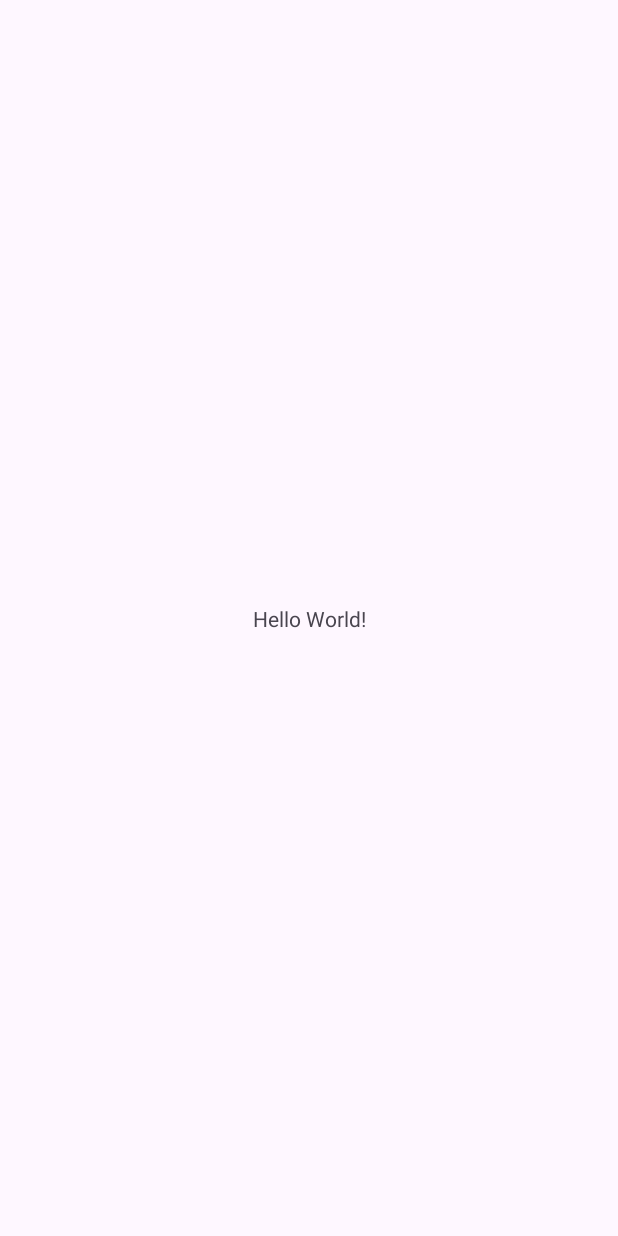
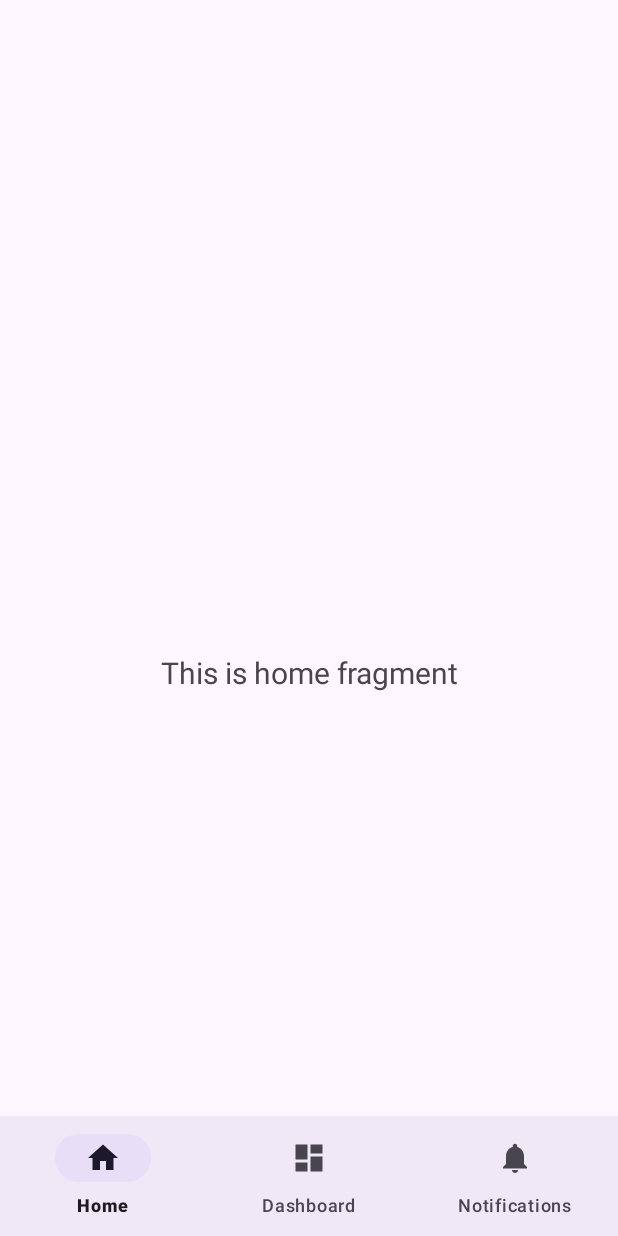
Before and after one commit to vladBobeica/ANDGreenhouse-SEP4, an Android app: the MainActivity screen opened directly, with no data from a screen before it, on a phone screen of 412 x 824 dp. Before the commit the screen is almost empty. Run offline under Robolectric (Android 15) with nearby library versions, the phone set to English and light mode, and no system bars; our stand-ins replace navigation-ui.

Commit message:
Added bottom navigation bar, fragments and view models.

```diff
--- a/app/src/main/java/com/example/greenhouse/MainActivity.java
+++ b/app/src/main/java/com/example/greenhouse/MainActivity.java
@@ -1,14 +1,31 @@
 package com.example.greenhouse;
 
 import androidx.appcompat.app.AppCompatActivity;
+import androidx.navigation.NavController;
+import androidx.navigation.Navigation;
+import androidx.navigation.ui.AppBarConfiguration;
+import androidx.navigation.ui.NavigationUI;
 
 import android.os.Bundle;
 
+import com.example.greenhouse.databinding.ActivityMainBinding;
+import com.google.android.material.bottomnavigation.BottomNavigationView;
+
 public class MainActivity extends AppCompatActivity {
+    private ActivityMainBinding binding;
 
     @Override
     protected void onCreate(Bundle savedInstanceState) {
         super.onCreate(savedInstanceState);
-        setContentView(R.layout.activity_main);
+
+        binding = ActivityMainBinding.inflate(getLayoutInflater());
+        setContentView(binding.getRoot());
+
+        BottomNavigationView navView = findViewById(R.id.nav_view);
+        AppBarConfiguration appBarConfiguration = new AppBarConfiguration.Builder(
+                R.id.navigation_home, R.id.navigation_dashboard, R.id.navigation_notifications)
+                .build();
+        NavController navController = Navigation.findNavController(this, R.id.nav_host_fragment_activity_main);
+        NavigationUI.setupWithNavController(binding.navView, navController);
     }
 }
--- /dev/null
+++ b/app/src/main/java/com/example/greenhouse/ui/home/HomeFragment.java
@@ -0,0 +1,37 @@
+package com.example.greenhouse.ui.home;
+
+import android.os.Bundle;
+import android.view.LayoutInflater;
+import android.view.View;
+import android.view.ViewGroup;
+import android.widget.TextView;
+
+import androidx.annotation.NonNull;
+import androidx.fragment.app.Fragment;
+import androidx.lifecycle.ViewModelProvider;
+
+import com.example.greenhouse.databinding.FragmentHomeBinding;
+
+public class HomeFragment extends Fragment {
+
+    private FragmentHomeBinding binding;
+
+    public View onCreateView(@NonNull LayoutInflater inflater,
+                             ViewGroup container, Bundle savedInstanceState) {
+        HomeViewModel homeViewModel =
+                new ViewModelProvider(this).get(HomeViewModel.class);
+
+        binding = FragmentHomeBinding.inflate(inflater, container, false);
+        View root = binding.getRoot();
+
+        final TextView textView = binding.textHome;
+        homeViewModel.getText().observe(getViewLifecycleOwner(), textView::setText);
+        return root;
+    }
+
+    @Override
+    public void onDestroyView() {
+        super.onDestroyView();
+        binding = null;
+    }
+}
--- /dev/null
+++ b/app/src/main/java/com/example/greenhouse/ui/home/HomeViewModel.java
@@ -0,0 +1,19 @@
+package com.example.greenhouse.ui.home;
+
+import androidx.lifecycle.LiveData;
+import androidx.lifecycle.MutableLiveData;
+import androidx.lifecycle.ViewModel;
+
+public class HomeViewModel extends ViewModel {
+
+    private final MutableLiveData<String> mText;
+
+    public HomeViewModel() {
+        mText = new MutableLiveData<>();
+        mText.setValue("This is home fragment");
+    }
+
+    public LiveData<String> getText() {
+        return mText;
+    }
+}
--- /dev/null
+++ b/app/src/main/res/drawable/ic_dashboard_black_24dp.xml
@@ -0,0 +1,9 @@
+<vector xmlns:android="http://schemas.android.com/apk/res/android"
+    android:width="24dp"
+    android:height="24dp"
+    android:viewportWidth="24.0"
+    android:viewportHeight="24.0">
+    <path
+        android:fillColor="#FF000000"
+        android:pathData="M3,13h8L11,3L3,3v10zM3,21h8v-6L3,15v6zM13,21h8L21,11h-8v10zM13,3v6h8L21,3h-8z" />
+</vector>
--- /dev/null
+++ b/app/src/main/res/drawable/ic_home_black_24dp.xml
@@ -0,0 +1,9 @@
+<vector xmlns:android="http://schemas.android.com/apk/res/android"
+    android:width="24dp"
+    android:height="24dp"
+    android:viewportWidth="24.0"
+    android:viewportHeight="24.0">
+    <path
+        android:fillColor="#FF000000"
+        android:pathData="M10,20v-6h4v6h5v-8h3L12,3 2,12h3v8z" />
+</vector>
--- /dev/null
+++ b/app/src/main/res/drawable/ic_notifications_black_24dp.xml
@@ -0,0 +1,9 @@
+<vector xmlns:android="http://schemas.android.com/apk/res/android"
+    android:width="24dp"
+    android:height="24dp"
+    android:viewportWidth="24.0"
+    android:viewportHeight="24.0">
+    <path
+        android:fillColor="#FF000000"
+        android:pathData="M12,22c1.1,0 2,-0.9 2,-2h-4c0,1.1 0.89,2 2,2zM18,16v-5c0,-3.07 -1.64,-5.64 -4.5,-6.32L13.5,4c0,-0.83 -0.67,-1.5 -1.5,-1.5s-1.5,0.67 -1.5,1.5v0.68C7.63,5.36 6,7.92 6,11v5l-2,2v1h16v-1l-2,-2z" />
+</vector>
--- a/app/src/main/res/layout/activity_main.xml
+++ b/app/src/main/res/layout/activity_main.xml
@@ -1,18 +1,34 @@
 <?xml version="1.0" encoding="utf-8"?>
-<androidx.constraintlayout.widget.ConstraintLayout xmlns:android="http://schemas.android.com/apk/res/android"
+<androidx.constraintlayout.widget.ConstraintLayout
+    xmlns:android="http://schemas.android.com/apk/res/android"
     xmlns:app="http://schemas.android.com/apk/res-auto"
-    xmlns:tools="http://schemas.android.com/tools"
+    android:id="@+id/container"
     android:layout_width="match_parent"
     android:layout_height="match_parent"
-    tools:context=".MainActivity">
+    android:paddingTop="?attr/actionBarSize">
 
-    <TextView
-        android:layout_width="wrap_content"
+    <com.google.android.material.bottomnavigation.BottomNavigationView
+        android:id="@+id/nav_view"
+        android:layout_width="0dp"
         android:layout_height="wrap_content"
-        android:text="Hello World!"
+        android:layout_marginStart="0dp"
+        android:layout_marginEnd="0dp"
+        android:background="?android:attr/windowBackground"
         app:layout_constraintBottom_toBottomOf="parent"
-        app:layout_constraintEnd_toEndOf="parent"
-        app:layout_constraintStart_toStartOf="parent"
-        app:layout_constraintTop_toTopOf="parent" />
+        app:layout_constraintLeft_toLeftOf="parent"
+        app:layout_constraintRight_toRightOf="parent"
+        app:menu="@menu/bottom_nav_menu" />
+
+    <fragment
+        android:id="@+id/nav_host_fragment_activity_main"
+        android:name="androidx.navigation.fragment.NavHostFragment"
+        android:layout_width="match_parent"
+        android:layout_height="match_parent"
+        app:defaultNavHost="true"
+        app:layout_constraintBottom_toTopOf="@id/nav_view"
+        app:layout_constraintLeft_toLeftOf="parent"
+        app:layout_constraintRight_toRightOf="parent"
+        app:layout_constraintTop_toTopOf="parent"
+        app:navGraph="@navigation/mobile_navigation" />
 
 </androidx.constraintlayout.widget.ConstraintLayout>
--- a/app/src/main/res/layout/activity_register.xml
+++ b/app/src/main/res/layout/activity_register.xml
@@ -2,9 +2,7 @@
 <androidx.constraintlayout.widget.ConstraintLayout xmlns:android="http://schemas.android.com/apk/res/android"
     xmlns:app="http://schemas.android.com/apk/res-auto"
     android:layout_width="match_parent"
-    android:layout_height="match_parent"
-    xmlns:tools="http://schemas.android.com/tools"
-    tools:context=".ui.RegisterActivity" >
+    android:layout_height="match_parent" >
 
     <ImageView
         android:id="@+id/goBackButtonRegister"
--- /dev/null
+++ b/app/src/main/res/layout/fragment_home.xml
@@ -0,0 +1,22 @@
+<?xml version="1.0" encoding="utf-8"?>
+<androidx.constraintlayout.widget.ConstraintLayout xmlns:android="http://schemas.android.com/apk/res/android"
+    xmlns:app="http://schemas.android.com/apk/res-auto"
+    xmlns:tools="http://schemas.android.com/tools"
+    android:layout_width="match_parent"
+    android:layout_height="match_parent"
+    tools:context=".ui.home.HomeFragment">
+
+    <TextView
+        android:id="@+id/text_home"
+        android:layout_width="match_parent"
+        android:layout_height="wrap_content"
+        android:layout_marginStart="8dp"
+        android:layout_marginTop="8dp"
+        android:layout_marginEnd="8dp"
+        android:textAlignment="center"
+        android:textSize="20sp"
+        app:layout_constraintBottom_toBottomOf="parent"
+        app:layout_constraintEnd_toEndOf="parent"
+        app:layout_constraintStart_toStartOf="parent"
+        app:layout_constraintTop_toTopOf="parent" />
+</androidx.constraintlayout.widget.ConstraintLayout>
--- /dev/null
+++ b/app/src/main/res/menu/bottom_nav_menu.xml
@@ -0,0 +1,19 @@
+<?xml version="1.0" encoding="utf-8"?>
+<menu xmlns:android="http://schemas.android.com/apk/res/android">
+
+    <item
+        android:id="@+id/navigation_home"
+        android:icon="@drawable/ic_home_black_24dp"
+        android:title="@string/title_home" />
+
+    <item
+        android:id="@+id/navigation_dashboard"
+        android:icon="@drawable/ic_dashboard_black_24dp"
+        android:title="@string/title_dashboard" />
+
+    <item
+        android:id="@+id/navigation_notifications"
+        android:icon="@drawable/ic_notifications_black_24dp"
+        android:title="@string/title_notifications" />
+
+</menu>
--- /dev/null
+++ b/app/src/main/res/navigation/mobile_navigation.xml
@@ -0,0 +1,25 @@
+<?xml version="1.0" encoding="utf-8"?>
+<navigation xmlns:android="http://schemas.android.com/apk/res/android"
+    xmlns:app="http://schemas.android.com/apk/res-auto"
+    xmlns:tools="http://schemas.android.com/tools"
+    android:id="@+id/mobile_navigation"
+    app:startDestination="@+id/navigation_home">
+
+    <fragment
+        android:id="@+id/navigation_home"
+        android:name="com.example.greenhouse.ui.home.HomeFragment"
+        android:label="@string/title_home"
+        tools:layout="@layout/fragment_home" />
+
+    <fragment
+        android:id="@+id/navigation_dashboard"
+        android:name="com.example.greenhouse.ui.dashboard.DashboardFragment"
+        android:label="@string/title_dashboard"
+        tools:layout="@layout/fragment_dashboard" />
+
+    <fragment
+        android:id="@+id/navigation_notifications"
+        android:name="com.example.greenhouse.ui.notifications.NotificationsFragment"
+        android:label="@string/title_notifications"
+        tools:layout="@layout/fragment_notifications" />
+</navigation>
--- a/app/src/main/res/values/strings.xml
+++ b/app/src/main/res/values/strings.xml
@@ -1,3 +1,6 @@
 <resources>
     <string name="app_name">Greenhouse</string>
+    <string name="title_home">Home</string>
+    <string name="title_dashboard">Dashboard</string>
+    <string name="title_notifications">Notifications</string>
 </resources>
```
Also changed, not shown: app/build.gradle (+7 -0 lines), app/src/main/java/com/example/greenhouse/ui/dashboard/DashboardFragment.java (added, +38 -0 lines), app/src/main/java/com/example/greenhouse/ui/dashboard/DashboardViewModel.java (added, +19 -0 lines), app/src/main/java/com/example/greenhouse/ui/notifications/NotificationsFragment.java (added, +37 -0 lines), app/src/main/java/com/example/greenhouse/ui/notifications/NotificationsViewModel.java (added, +19 -0 lines), app/src/main/res/layout/fragment_dashboard.xml (added, +22 -0 lines), app/src/main/res/layout/fragment_notifications.xml (added, +22 -0 lines).
